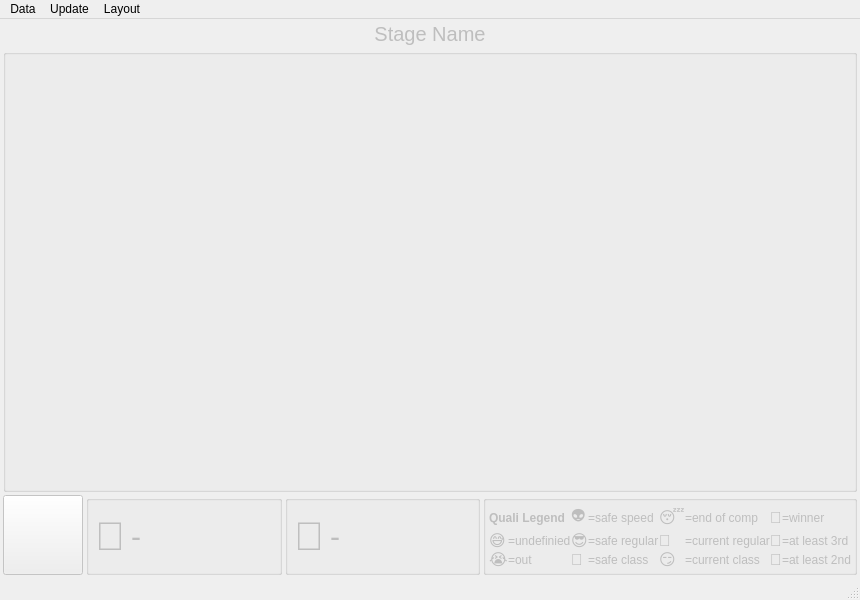
DavidEilenstein/Ninja_Competition_Manager, file code/ncm_ranking.ui: the form before one commit.
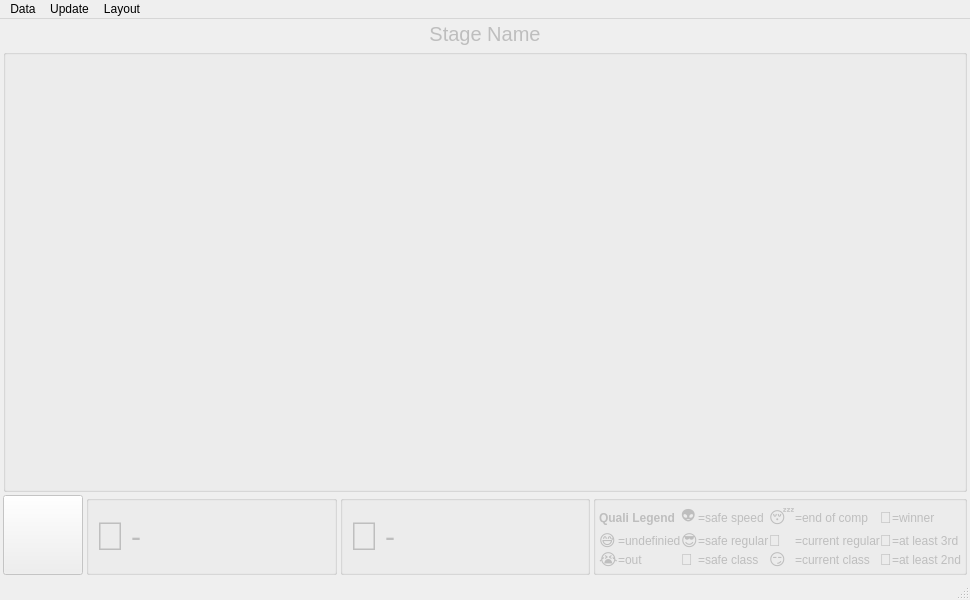
The form after the commit.

The edit to the form file:
```diff
--- a/code/ncm_ranking.ui
+++ b/code/ncm_ranking.ui
@@ -6,7 +6,7 @@
    <rect>
     <x>0</x>
     <y>0</y>
-    <width>860</width>
+    <width>970</width>
     <height>600</height>
    </rect>
   </property>
@@ -459,7 +459,7 @@
     <rect>
      <x>0</x>
      <y>0</y>
-     <width>860</width>
+     <width>970</width>
      <height>21</height>
     </rect>
    </property>
```
